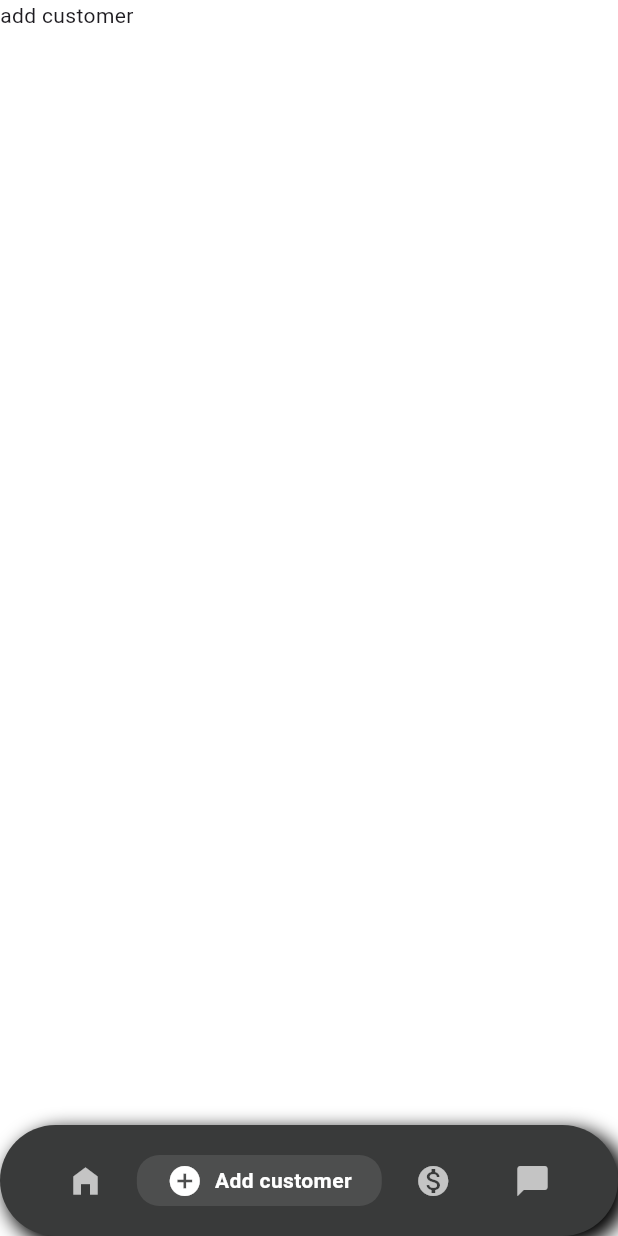
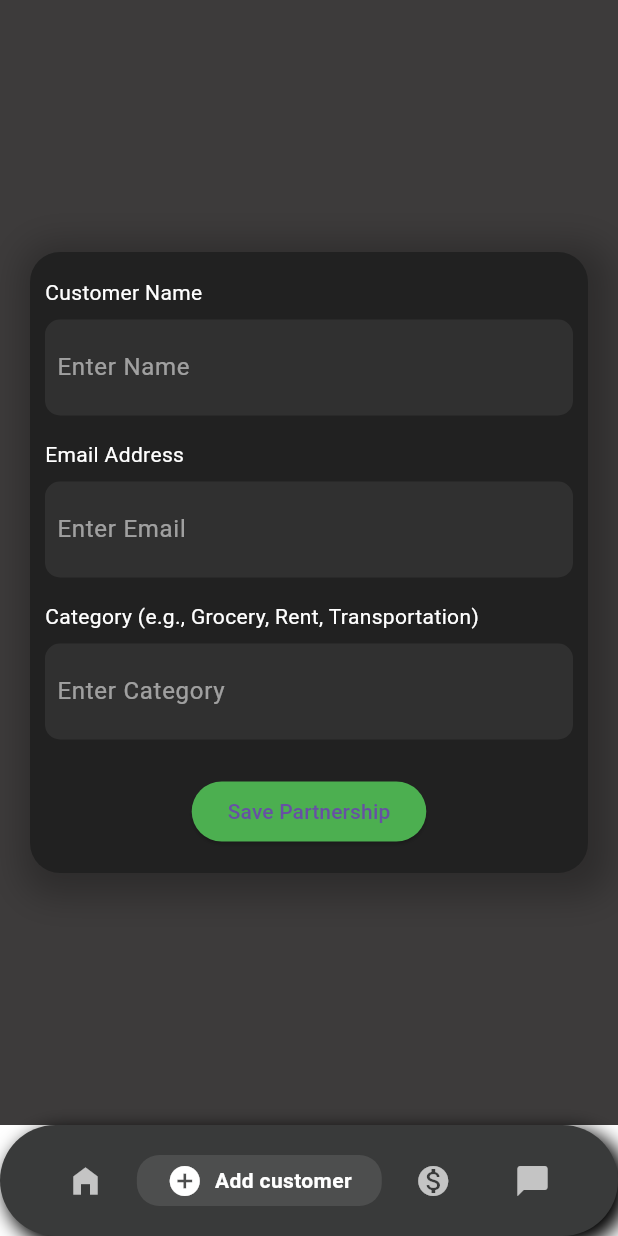
Before and after one commit to MjKimador/BuBo, a Flutter app: the screen it shows after launch, item 2 of the bottom bar chosen, on a phone screen of 412 x 824 dp. Run offline on Flutter 3.47's test engine with Material 3 defaults, Android fonts, the phone set to English and light mode, and no system bars; drawn by our look-alikes of google_nav_bar; our stand-ins replace emoji_picker_flutter, file_picker, socket_io_client; network calls fail.

Commit message:
added the screens for view loans,and chatbot

```diff
--- a/bubo/lib/Screens/addCustomers.dart
+++ b/bubo/lib/Screens/addCustomers.dart
@@ -0,0 +1,197 @@
+import 'dart:convert';
+
+import 'package:flutter/material.dart';
+import 'package:http/http.dart' as http;
+
+class AddPartnershipPage extends StatefulWidget {
+  @override
+  _AddPartnershipPageState createState() => _AddPartnershipPageState();
+}
+
+class _AddPartnershipPageState extends State<AddPartnershipPage> {
+  final _formKey = GlobalKey<FormState>();
+
+  // Controllers for the text fields
+  final TextEditingController _nameController = TextEditingController();
+  final TextEditingController _emailController = TextEditingController();
+  final TextEditingController _categoryController = TextEditingController();
+
+  @override
+  Widget build(BuildContext context) {
+    return Scaffold(
+      backgroundColor: const Color.fromARGB(255, 61, 59, 59),
+      body: Center(
+        child: SingleChildScrollView(
+          padding: EdgeInsets.symmetric(horizontal: 20),
+          child: Container(
+            padding: EdgeInsets.symmetric(horizontal: 10, vertical: 17),
+            decoration: BoxDecoration(
+              color: Colors.grey[900],
+              borderRadius: BorderRadius.circular(20.0),
+              boxShadow: [
+                BoxShadow(
+                  color: Colors.black26,
+                  blurRadius: 20.0,
+                  spreadRadius: 10.0,
+                  offset: Offset(5.0, 5.0),
+                ),
+              ],
+            ),
+            child: Form(
+              key: _formKey,
+              child: Column(
+                crossAxisAlignment: CrossAxisAlignment.start,
+                children: [
+                  // Retail/Landlord Name
+                  Text(
+                    'Customer Name',
+                    style: TextStyle(color: Colors.white),
+                  ),
+                  Container(
+                    margin: EdgeInsets.only(top: 8.0, bottom: 16.0),
+                    padding: EdgeInsets.all(8.0),
+                    decoration: BoxDecoration(
+                      color: Colors.grey[850],
+                      borderRadius: BorderRadius.circular(10.0),
+                    ),
+                    child: TextFormField(
+                      controller: _nameController,
+                      decoration: InputDecoration(
+                        hintText: 'Enter Name',
+                        hintStyle: TextStyle(color: Colors.white54),
+                        border: InputBorder.none,
+                      ),
+                      style: TextStyle(color: Colors.white),
+                      validator: (value) {
+                        if (value == null || value.isEmpty) {
+                          return 'Please enter the name';
+                        }
+                        return null;
+                      },
+                    ),
+                  ),
+
+                  // Email Address
+                  Text(
+                    'Email Address',
+                    style: TextStyle(color: Colors.white),
+                  ),
+                  Container(
+                    margin: EdgeInsets.only(top: 8.0, bottom: 16.0),
+                    padding: EdgeInsets.all(8.0),
+                    decoration: BoxDecoration(
+                      color: Colors.grey[850],
+                      borderRadius: BorderRadius.circular(10.0),
+                    ),
+                    child: TextFormField(
+                      controller: _emailController,
+                      decoration: InputDecoration(
+                        hintText: 'Enter Email',
+                        hintStyle: TextStyle(color: Colors.white54),
+                        border: InputBorder.none,
+                      ),
+                      style: TextStyle(color: Colors.white),
+                      keyboardType: TextInputType.emailAddress,
+                      validator: (value) {
+                        if (value == null || value.isEmpty) {
+                          return 'Please enter an email address';
+                        } else if (!RegExp(r'^[^@]+@[^@]+\.[^@]+')
+                            .hasMatch(value)) {
+                          return 'Please enter a valid email address';
+                        }
+                        return null;
+                      },
+                    ),
+                  ),
+
+                  // Category
+                  Text(
+                    'Category (e.g., Grocery, Rent, Transportation)',
+                    style: TextStyle(color: Colors.white),
+                  ),
+                  Container(
+                    margin: EdgeInsets.only(top: 8.0, bottom: 24.0),
+                    padding: EdgeInsets.all(8.0),
+                    decoration: BoxDecoration(
+                      color: Colors.grey[850],
+                      borderRadius: BorderRadius.circular(10.0),
+                    ),
+                    child: TextFormField(
+                      controller: _categoryController,
+                      decoration: InputDecoration(
+                        hintText: 'Enter Category',
+                        hintStyle: TextStyle(color: Colors.white54),
+                        border: InputBorder.none,
+                      ),
+                      style: TextStyle(color: Colors.white),
+                      validator: (value) {
+                        if (value == null || value.isEmpty) {
+                          return 'Please enter a category';
+                        }
+                        return null;
+                      },
+                    ),
+                  ),
+
+                  // Save Partnership Button
+                  Center(
+                    child: ElevatedButton(
+                      onPressed: () async {
+                        if (_formKey.currentState!.validate()) {
+                          await _savePartnership();
+                        }
+                      },
+                      child: Text('Save Partnership'),
+                      style: ElevatedButton.styleFrom(
+                        backgroundColor: Colors.green,
+                      ),
+                    ),
+                  ),
+                ],
+              ),
+            ),
+          ),
+        ),
+      ),
+    );
+  }
+
+  Future<void> _savePartnership() async {
+    final String name = _nameController.text;
+    final String email = _emailController.text;
+    final String category = _categoryController.text;
+
+    final response = await http.post(
+      Uri.parse('http://localhost:8020/customers/'),
+      headers: <String, String>{
+        'Content-Type': 'application/json; charset=UTF-8',
+      },
+      body: jsonEncode(<String, String>{
+        'customer_name': name,
+        'email': email,
+        'category': category,
+      }),
+    );
+
+    if (response.statusCode == 200) {
+      ScaffoldMessenger.of(context).showSnackBar(
+        SnackBar(content: Text('Partnership added successfully!')),
+      );
+      _nameController.clear();
+      _emailController.clear();
+      _categoryController.clear();
+    } else {
+      ScaffoldMessenger.of(context).showSnackBar(
+        SnackBar(content: Text('Failed to add partnership. Please try again.')),
+      );
+    }
+  }
+
+  @override
+  void dispose() {
+    _nameController.dispose();
+    _emailController.dispose();
+    _categoryController.dispose();
+    super.dispose();
+  }
+}
--- a/bubo/lib/Screens/home.dart
+++ b/bubo/lib/Screens/home.dart
@@ -156,14 +156,14 @@ class _HomeScreenState extends State<HomeScreen>
   Widget build(BuildContext context) {
     super.build(context);
     return Scaffold(
-      backgroundColor: Color.fromARGB(255, 128, 67, 226),
+      backgroundColor: const Color.fromARGB(255, 61, 59, 59),
       body: Stack(
         children: [
           SingleChildScrollView(
             controller: _scrollController,
             child: Container(
               decoration: BoxDecoration(
-                color: Color.fromARGB(255, 128, 67, 226),
+                color: const Color.fromARGB(255, 61, 59, 59),
                 boxShadow: [
                   BoxShadow(
                     color: Colors.black26,
@@ -187,7 +187,7 @@ class _HomeScreenState extends State<HomeScreen>
                         borderRadius: BorderRadius.circular(30.0),
                         boxShadow: [
                           BoxShadow(
-                            color: Color.fromARGB(255, 128, 67, 226),
+                            color: const Color.fromARGB(255, 61, 59, 59),
                             blurRadius: 20.0,
                             spreadRadius: 5.0,
                             offset: Offset(5.0, 5.0),
--- a/bubo/lib/main.dart
+++ b/bubo/lib/main.dart
@@ -1,5 +1,8 @@
 // ignore_for_file: prefer_const_constructors, prefer_const_literals_to_create_immutables
 
+import 'package:bubo/Screens/addCustomers.dart';
+import 'package:bubo/Screens/chatbot.dart';
+import 'package:bubo/Screens/view_loan_offers.dart';
 import 'package:bubo/screens/home.dart';
 import 'package:flutter/material.dart';
 import 'package:google_nav_bar/google_nav_bar.dart';
@@ -31,9 +34,9 @@
   int _currentIndex = 0;
   final List<Widget> _children = [
     HomeScreen(),
-    Text("add customer"),
-    Text("see loan offsers"),
-    Text("chatbot")
+    AddPartnershipPage(),
+    LoanOffersScreen(),
+    ChatBotScreen()
   ];
 
   void onTabTapped(int index) {
```
Also changed, not shown: bubo/lib/Screens/view_loan_offers.dart (added, +147 -0 lines).
